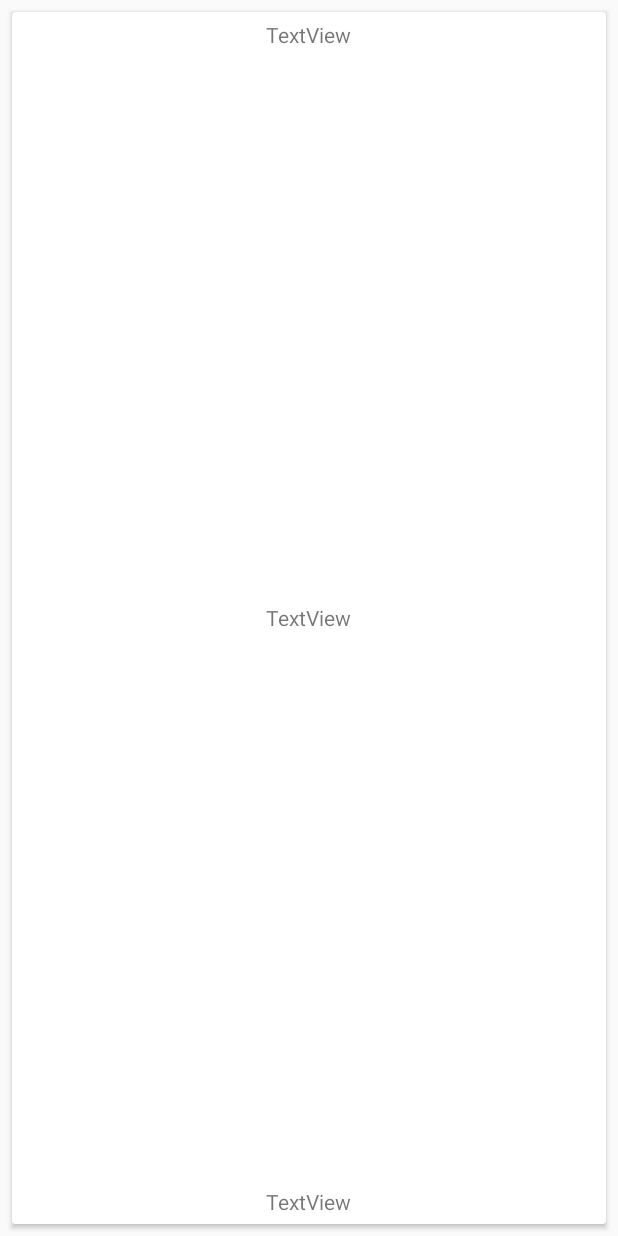
After one commit to MDMGN/ProgramingLanguages, an Android app: the layout list_item.xml on its own in the app's theme, with its tools: preview values and no code run, on a phone screen of 412 x 824 dp. The commit adds this screen. Run offline under Robolectric (Android 15) with nearby library versions, the phone set to English and light mode, and no system bars.

Commit message:
init commit

```diff
--- a/app/build.gradle
+++ b/app/build.gradle
@@ -26,6 +26,8 @@ dependencies {
     implementation fileTree(dir: "libs", include: ["*.jar"])
     implementation 'androidx.appcompat:appcompat:1.2.0'
     implementation 'androidx.constraintlayout:constraintlayout:2.0.4'
+    implementation 'androidx.cardview:cardview:1.0.0'
+    implementation 'androidx.recyclerview:recyclerview:1.2.0'
     testImplementation 'junit:junit:4.12'
     androidTestImplementation 'androidx.test.ext:junit:1.1.2'
     androidTestImplementation 'androidx.test.espresso:espresso-core:3.3.0'
--- /dev/null
+++ b/app/src/main/java/com/example/programinglanguages/ProgramingLanguages.java
@@ -0,0 +1,4 @@
+package com.example.programinglanguages;
+
+public class ProgramingLanguages {
+}
--- /dev/null
+++ b/app/src/main/java/com/example/programinglanguages/ProgramingLanguagesAdapter.java
@@ -0,0 +1,4 @@
+package com.example.programinglanguages;
+
+public class ProgramingLanguagesAdapter {
+}
--- /dev/null
+++ b/app/src/main/res/layout/list_item.xml
@@ -0,0 +1,47 @@
+<?xml version="1.0" encoding="utf-8"?>
+<androidx.constraintlayout.widget.ConstraintLayout xmlns:android="http://schemas.android.com/apk/res/android"
+    xmlns:app="http://schemas.android.com/apk/res-auto"
+    xmlns:tools="http://schemas.android.com/tools"
+    android:layout_width="match_parent"
+    android:layout_height="match_parent">
+
+    <androidx.cardview.widget.CardView
+        android:layout_width="0dp"
+        android:layout_height="0dp"
+        android:layout_marginStart="8dp"
+        android:layout_marginLeft="8dp"
+        android:layout_marginTop="8dp"
+        android:layout_marginEnd="8dp"
+        android:layout_marginRight="8dp"
+        android:layout_marginBottom="8dp"
+        app:layout_constraintBottom_toBottomOf="parent"
+        app:layout_constraintEnd_toEndOf="parent"
+        app:layout_constraintStart_toStartOf="parent"
+        app:layout_constraintTop_toTopOf="parent">
+
+        <TextView
+            android:id="@+id/textView2"
+            android:layout_width="wrap_content"
+            android:layout_height="wrap_content"
+            android:layout_gravity="center_horizontal"
+            android:layout_margin="@dimen/item_margin"
+            android:text="TextView" />
+
+        <TextView
+            android:id="@+id/textView3"
+            android:layout_width="wrap_content"
+            android:layout_height="wrap_content"
+            android:layout_gravity="center"
+            android:layout_margin="@dimen/item_margin"
+            android:text="TextView" />
+
+        <TextView
+            android:id="@+id/textView4"
+            android:layout_width="wrap_content"
+            android:layout_height="wrap_content"
+            android:layout_gravity="bottom|center_horizontal"
+            android:layout_margin="@dimen/item_margin"
+            android:text="TextView" />
+    </androidx.cardview.widget.CardView>
+
+</androidx.constraintlayout.widget.ConstraintLayout>
--- /dev/null
+++ b/app/src/main/res/values/dimens.xml
@@ -0,0 +1,4 @@
+<?xml version="1.0" encoding="utf-8"?>
+<resources>
+    <dimen name="item_margin">5dp</dimen>
+</resources>
```
Also changed, not shown: app/src/main/res/layout/activity_main.xml (+10 -7 lines), app/src/main/res/values/strings.xml (+14 -0 lines), app/src/main/res/drawable-v24/csharp_info_image.jpg (renamed from app/src/main/res/drawable-v24/csharp_ingo_image.jpg).
